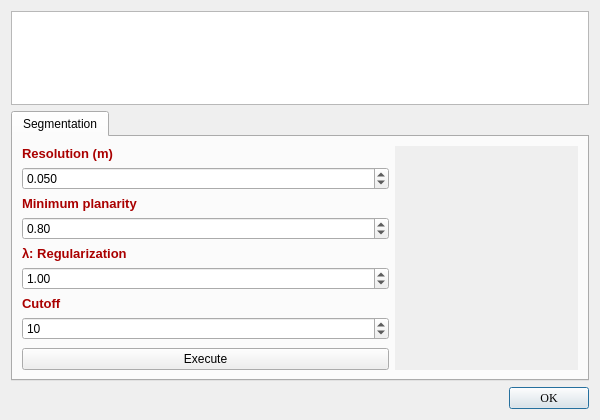
Before: the Qt Designer form plugins/core/Standard/qFacets2/ui/qFacets2Dialog.ui in farmakis/CloudCompare, drawn with Qt 5.
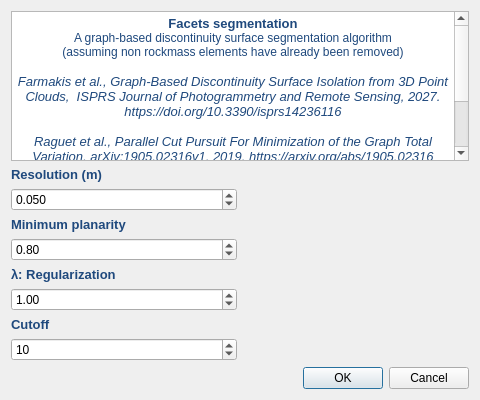
After: the same form once the commit is applied. Icons and pictures are not drawn.

Commit message: single pass labelling

```diff
--- a/plugins/core/Standard/qFacets2/ui/qFacets2Dialog.ui
+++ b/plugins/core/Standard/qFacets2/ui/qFacets2Dialog.ui
@@ -6,8 +6,8 @@
    <rect>
     <x>0</x>
     <y>0</y>
-    <width>600</width>
-    <height>420</height>
+    <width>480</width>
+    <height>400</height>
    </rect>
   </property>
   <property name="windowTitle">
@@ -17,56 +17,37 @@
    <iconset resource="../qFacets2.qrc">
     <normaloff>:/CC/plugin/qFacets2/images/qFacets2.png</normaloff>:/CC/plugin/qFacets2/images/qFacets2.png</iconset>
   </property>
-  <layout class="QVBoxLayout" name="verticalLayout" stretch="2,1,0">
+  <layout class="QVBoxLayout" name="verticalLayout" stretch="1,1,0">
    <item>
     <widget class="QTextEdit" name="disclaimerTextEdit_2">
      <property name="readOnly">
       <bool>true</bool>
      </property>
-     <property name="markdown">
-      <string>***Facets2 *plugin**
-
-`A graph-based discontinuity surface segmentation algorithm (assuming non rockmass elements have already been removed)`
-
-`Reference`
-
-`Farmakis, I.; Dewez, T.; Dyson, C. Graph-Based Discontinuity Surface Isolation from 3D Point Clouds. 
-ISPRS Journal of Photogrammetry and Remote Sensing. 2027, XX, XXXX. https://doi.org/10.3390/isprs14236116`
-
-`Raguet, Hugo and Landrieu, Loic. Parallel Cut Pursuit For Minimization of the Graph 
-Total Variation. arXiv:1905.02316v1, 2019. https://arxiv.org/abs/1905.02316`
-
-</string>
+     <property name="html">
+      <string>&lt;!DOCTYPE HTML PUBLIC &quot;-//W3C//DTD HTML 4.0//EN&quot; &quot;http://www.w3.org/TR/REC-html40/strict.dtd&quot;&gt;
+&lt;html&gt;&lt;head&gt;&lt;meta name=&quot;qrichtext&quot; content=&quot;1&quot; /&gt;&lt;style type=&quot;text/css&quot;&gt;
+p, li { white-space: pre-wrap; }
+&lt;/style&gt;&lt;/head&gt;&lt;body style=&quot; font-family:'MS Shell Dlg 2'; font-size:8.25pt; font-weight:400; font-style:normal;&quot;&gt;
+&lt;p align=&quot;center&quot; style=&quot; margin-top:0px; margin-bottom:0px; margin-left:0px; margin-right:0px; -qt-block-indent:0; text-indent:0px; background-color:#ffffff;&quot;&gt;&lt;span style=&quot; font-family:'Calibri,sans-serif'; font-size:10pt; font-weight:600; color:#1f497d;&quot;&gt;Facets segmentation&lt;/span&gt;&lt;/p&gt;
+&lt;p align=&quot;center&quot; style=&quot; margin-top:0px; margin-bottom:0px; margin-left:0px; margin-right:0px; -qt-block-indent:0; text-indent:0px; background-color:#ffffff;&quot;&gt;&lt;span style=&quot; font-family:'Calibri,sans-serif'; font-size:9pt; font-weight:300; color:#1f497d;&quot;&gt;A graph-based discontinuity surface segmentation algorithm&lt;/span&gt;&lt;/p&gt;
+&lt;p align=&quot;center&quot; style=&quot; margin-top:0px; margin-bottom:0px; margin-left:0px; margin-right:0px; -qt-block-indent:0; text-indent:0px; background-color:#ffffff;&quot;&gt;&lt;span style=&quot; font-family:'Calibri,sans-serif'; font-size:9pt; font-weight:300; color:#1f497d;&quot;&gt;(assuming non rockmass elements have already been removed)&lt;/span&gt;&lt;/p&gt;
+&lt;p align=&quot;center&quot; style=&quot;-qt-paragraph-type:empty; margin-top:0px; margin-bottom:0px; margin-left:0px; margin-right:0px; -qt-block-indent:0; text-indent:0px; font-family:'Calibri,sans-serif'; font-size:10pt; font-style:italic; color:#1f497d; background-color:#ffffff;&quot;&gt;&lt;br /&gt;&lt;/p&gt;
+&lt;p align=&quot;center&quot; style=&quot; margin-top:0px; margin-bottom:0px; margin-left:0px; margin-right:0px; -qt-block-indent:0; text-indent:0px; background-color:#ffffff;&quot;&gt;&lt;span style=&quot; font-family:'Calibri,sans-serif'; font-size:10pt; font-style:italic; color:#1f497d;&quot;&gt;Farmakis et al., Graph-Based Discontinuity Surface Isolation from 3D Point Clouds,  ISPRS Journal of Photogrammetry and Remote Sensing, 2027. https://doi.org/10.3390/isprs14236116&lt;/span&gt;&lt;/p&gt;
+&lt;p align=&quot;center&quot; style=&quot;-qt-paragraph-type:empty; margin-top:0px; margin-bottom:0px; margin-left:0px; margin-right:0px; -qt-block-indent:0; text-indent:0px; font-family:'Calibri,sans-serif'; font-size:10pt; font-style:italic; color:#1f497d; background-color:#ffffff;&quot;&gt;&lt;br /&gt;&lt;/p&gt;
+&lt;p align=&quot;center&quot; style=&quot; margin-top:0px; margin-bottom:0px; margin-left:0px; margin-right:0px; -qt-block-indent:0; text-indent:0px; background-color:#ffffff;&quot;&gt;&lt;span style=&quot; font-family:'Calibri,sans-serif'; font-size:10pt; font-style:italic; color:#1f497d;&quot;&gt;Raguet et al., Parallel Cut Pursuit For Minimization of the Graph Total Variation, arXiv:1905.02316v1, 2019. https://arxiv.org/abs/1905.02316&lt;/span&gt;&lt;/p&gt;
+&lt;p align=&quot;center&quot; style=&quot;-qt-paragraph-type:empty; margin-top:0px; margin-bottom:0px; margin-left:0px; margin-right:0px; -qt-block-indent:0; text-indent:0px; font-family:'Calibri,sans-serif'; font-size:10pt; font-style:italic; color:#1f497d; background-color:#ffffff;&quot;&gt;&lt;br /&gt;&lt;/p&gt;
+&lt;p align=&quot;center&quot; style=&quot; margin-top:0px; margin-bottom:0px; margin-left:0px; margin-right:0px; -qt-block-indent:0; text-indent:0px; background-color:#ffffff;&quot;&gt;&lt;span style=&quot; font-family:'MS Shell Dlg 2,serif'; font-size:8pt; color:#aa007f; background-color:#ffffff;&quot;&gt;© Ioannis Farmakis 2026. This program is free software and can be redistributed and/or modified under the terms of version 3 of the GNU General Public License (GPLv3). This program is distributed WITHOUT ANY WARRANTY; without even the implied warranty of MERCHANTABILITY or FITNESS FOR A PARTICULAR PURPOSE. See the GNU General Public License v3 for more details.&lt;/span&gt;&lt;/p&gt;&lt;/body&gt;&lt;/html&gt;</string>
      </property>
     </widget>
    </item>
    <item>
-    <widget class="QTabWidget" name="tabWidget">
-     <property name="currentIndex">
-      <number>0</number>
-     </property>
-     <widget class="QWidget" name="SegmentationTab">
-      <property name="sizePolicy">
-       <sizepolicy hsizetype="Preferred" vsizetype="Preferred">
-        <horstretch>0</horstretch>
-        <verstretch>0</verstretch>
-       </sizepolicy>
-      </property>
-      <property name="mouseTracking">
-       <bool>false</bool>
-      </property>
-      <attribute name="title">
-       <string>Segmentation</string>
-      </attribute>
-      <layout class="QVBoxLayout" name="verticalLayout_2">
-       <item>
-        <layout class="QHBoxLayout" name="horizontalLayout" stretch="2,1">
+    <layout class="QHBoxLayout" name="horizontalLayout" stretch="1,1">
          <item>
           <layout class="QVBoxLayout" name="verticalLayout_4">
            <item>
             <widget class="QLabel" name="label_resolution">
              <property name="text">
-              <string>&lt;html&gt;&lt;head/&gt;&lt;body&gt;&lt;p&gt;&lt;span style=&quot; font-size:10pt; font-weight:600; color:#aa0000;&quot;&gt;Resolution (m)&lt;/span&gt;&lt;/p&gt;&lt;/body&gt;&lt;/html&gt;</string>
+              <string>&lt;html&gt;&lt;head/&gt;&lt;body&gt;&lt;p&gt;&lt;span style=&quot; font-size:10pt; font-weight:600; color:#1f497d;&quot;&gt;Resolution (m)&lt;/span&gt;&lt;/p&gt;&lt;/body&gt;&lt;/html&gt;</string>
              </property>
             </widget>
            </item>
@@ -102,7 +83,7 @@
            <item>
             <widget class="QLabel" name="label_planarity">
              <property name="text">
-              <string>&lt;html&gt;&lt;head/&gt;&lt;body&gt;&lt;p&gt;&lt;span style=&quot; font-size:10pt; font-weight:600; color:#aa0000;&quot;&gt;Minimum planarity&lt;/span&gt;&lt;/p&gt;&lt;/body&gt;&lt;/html&gt;</string>
+              <string>&lt;html&gt;&lt;head/&gt;&lt;body&gt;&lt;p&gt;&lt;span style=&quot; font-size:10pt; font-weight:600; color:#1f497d;&quot;&gt;Minimum planarity&lt;/span&gt;&lt;/p&gt;&lt;/body&gt;&lt;/html&gt;</string>
              </property>
             </widget>
            </item>
@@ -141,7 +122,7 @@
            <item>
             <widget class="QLabel" name="label_regularization">
              <property name="text">
-              <string>&lt;html&gt;&lt;head/&gt;&lt;body&gt;&lt;p&gt;&lt;span style=&quot; font-size:10pt; font-weight:600; color:#aa0000;&quot;&gt;λ: Regularization&lt;/span&gt;&lt;/p&gt;&lt;/body&gt;&lt;/html&gt;</string>
+              <string>&lt;html&gt;&lt;head/&gt;&lt;body&gt;&lt;p&gt;&lt;span style=&quot; font-size:10pt; font-weight:600; color:#1f497d;&quot;&gt;λ: Regularization&lt;/span&gt;&lt;/p&gt;&lt;/body&gt;&lt;/html&gt;</string>
              </property>
             </widget>
            </item>
@@ -177,7 +158,7 @@
            <item>
             <widget class="QLabel" name="label_cutoff">
              <property name="text">
-              <string>&lt;html&gt;&lt;head/&gt;&lt;body&gt;&lt;p&gt;&lt;span style=&quot; font-size:10pt; font-weight:600; color:#aa0000;&quot;&gt;Cutoff&lt;/span&gt;&lt;/p&gt;&lt;/body&gt;&lt;/html&gt;</string>
+              <string>&lt;html&gt;&lt;head/&gt;&lt;body&gt;&lt;p&gt;&lt;span style=&quot; font-size:10pt; font-weight:600; color:#1f497d;&quot;&gt;Cutoff&lt;/span&gt;&lt;/p&gt;&lt;/body&gt;&lt;/html&gt;</string>
              </property>
             </widget>
            </item>
@@ -207,13 +188,6 @@
              </property>
             </spacer>
            </item>
-           <item>
-            <widget class="QPushButton" name="pushButtonExecute">
-             <property name="text">
-              <string>Execute</string>
-             </property>
-            </widget>
-           </item>
           </layout>
          </item>
          <item>
@@ -238,26 +212,15 @@
            </property>
           </widget>
          </item>
-        </layout>
-       </item>
-      </layout>
-     </widget>
-    </widget>
+    </layout>
    </item>
    <item>
     <widget class="QDialogButtonBox" name="buttonBox">
-     <property name="font">
-      <font>
-       <family>Times New Roman</family>
-       <bold>false</bold>
-       <kerning>true</kerning>
-      </font>
-     </property>
      <property name="orientation">
       <enum>Qt::Horizontal</enum>
      </property>
      <property name="standardButtons">
-      <set>QDialogButtonBox::Ok</set>
+      <set>QDialogButtonBox::Cancel|QDialogButtonBox::Ok</set>
      </property>
     </widget>
    </item>
```
Left out of the diff: 2 changed lines with no effect on the pictures. The commit also changes 1 other file.
